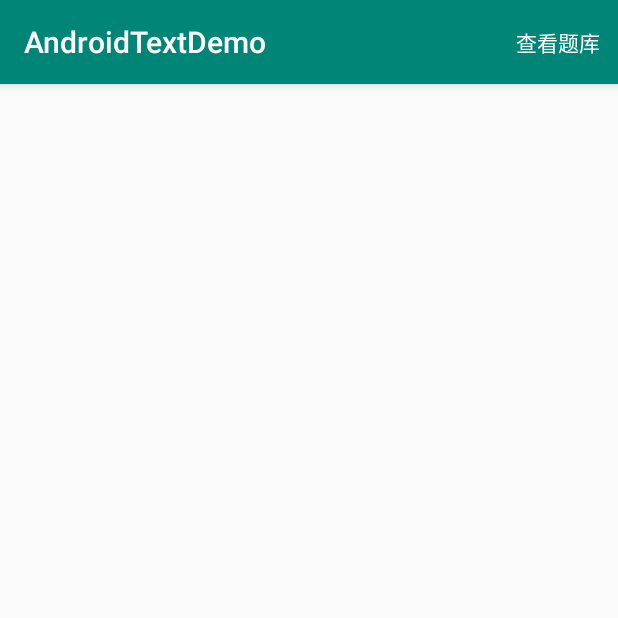
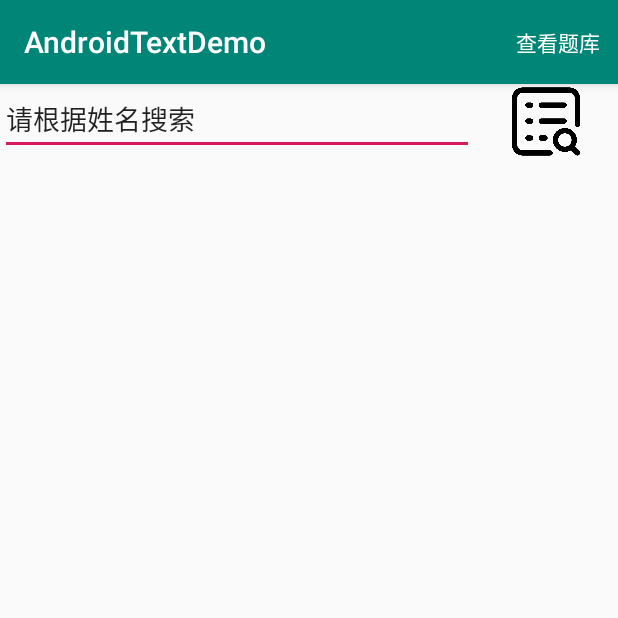
Before and after one commit to 1264116203/AndroidTextDemo, an Android app: the HistoryActivity screen opened directly, with no data from a screen before it, on a phone screen of 412 x 824 dp, the top half of it. Run offline under Robolectric (Android 15) with nearby library versions, the phone set to English and light mode, and no system bars.

Commit message:
第二次更新 未完善

```diff
--- a/app/src/main/java/com/example/androidtextdemo/HistoryActivity.java
+++ b/app/src/main/java/com/example/androidtextdemo/HistoryActivity.java
@@ -1,17 +1,35 @@
 package com.example.androidtextdemo;
 
 import android.content.Intent;
+import android.database.Cursor;
+import android.media.Image;
 import android.support.v7.app.AppCompatActivity;
 import android.os.Bundle;
+import android.text.Editable;
 import android.view.Menu;
 import android.view.MenuItem;
+import android.view.View;
+import android.widget.AdapterView;
+import android.widget.EditText;
+import android.widget.ImageView;
+import android.widget.ListView;
+import android.widget.SimpleCursorAdapter;
 
-public class HistoryActivity extends AppCompatActivity {
-
+public class HistoryActivity extends AppCompatActivity implements View.OnClickListener , AdapterView.OnItemLongClickListener {
+EditText edserach;
+ImageView imgserach;
+ListView listhistory;
+DBHelper mDBHelper;
     @Override
     protected void onCreate(Bundle savedInstanceState) {
         super.onCreate(savedInstanceState);
         setContentView(R.layout.activity_history);
+        edserach=findViewById(R.id.ed_serach);
+        imgserach=findViewById(R.id.img_serach);
+        listhistory=findViewById(R.id.list_history);
+        imgserach.setOnClickListener(this);
+        listhistory.setOnItemLongClickListener(this);
+        mDBHelper=new DBHelper(this);
     }
     @Override
     public boolean onCreateOptionsMenu(Menu menu) {
@@ -29,4 +47,22 @@ public class HistoryActivity extends AppCompatActivity {
 
         return true;
     }
+
+    @Override
+    public void onClick(View v) {
+        String name = edserach.getText().toString();
+        Cursor query = mDBHelper.query(name,"TABname");
+        String[] from={"id","name","socre","time"};
+        int[] to ={R.id.tv_id,R.id.tv_name,R.id.tv_score,R.id.tv_time};
+        SimpleCursorAdapter simpleCursorAdapter = new SimpleCursorAdapter(this, R.layout.historylist_item, query, from, to,1);
+        listhistory.setAdapter(simpleCursorAdapter);
+
+    }
+
+    @Override
+    public boolean onItemLongClick(AdapterView<?> parent, View view, int position, long id) {
+
+        mDBHelper.delete((int) id,"TABname");
+        return false;
+    }
 }
--- a/app/src/main/res/layout/activity_history.xml
+++ b/app/src/main/res/layout/activity_history.xml
@@ -6,4 +6,40 @@
     android:layout_height="match_parent"
     tools:context=".HistoryActivity">
 
+    <LinearLayout
+        android:layout_width="match_parent"
+        android:layout_height="match_parent"
+        android:orientation="horizontal"
+        android:weightSum="1">
+
+        <EditText
+            android:id="@+id/ed_serach"
+            android:layout_width="wrap_content"
+            android:layout_height="wrap_content"
+            android:layout_weight="0.8"
+            android:inputType="textPersonName"
+            android:text="请根据姓名搜索" />
+
+        <ImageView
+            android:id="@+id/img_serach"
+            android:layout_width="50dp"
+            android:layout_height="50dp"
+            android:layout_weight="0.2"
+
+            app:srcCompat="@drawable/serach" />
+
+    </LinearLayout>
+
+    <LinearLayout
+        android:layout_width="match_parent"
+        android:layout_height="match_parent"
+        android:orientation="vertical">
+
+        <ListView
+            android:id="@+id/list_history"
+            android:layout_width="match_parent"
+            android:layout_height="match_parent"
+            android:layout_weight="0.8" />
+    </LinearLayout>
+
 </android.support.constraint.ConstraintLayout>
```
Also changed, not shown: app/src/main/java/com/example/androidtextdemo/DBHelper.java (+40 -3 lines), app/src/main/java/com/example/androidtextdemo/MainActivity.java (+40 -22 lines), app/src/main/java/com/example/androidtextdemo/MusicService.java (+5 -5 lines), app/src/main/res/layout/historylist_item.xml (added, +42 -0 lines), app/src/main/res/drawable/serach.png (added), app/src/main/res/layout/mainlist_item.xml (renamed from app/src/main/res/layout/item.xml).
